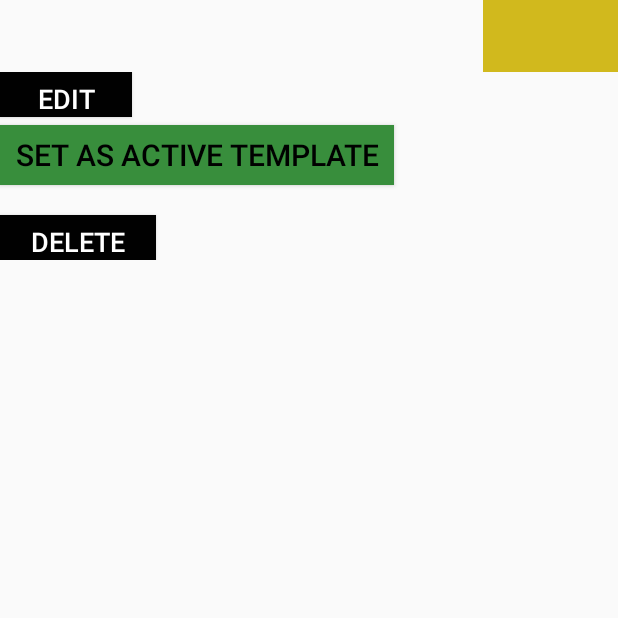
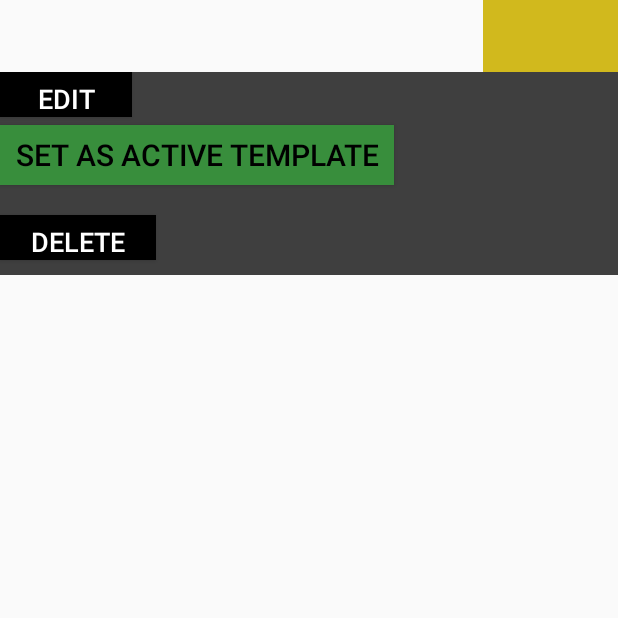
Before and after one commit to therealccarter/Liftdom, an Android app: the fragment SelectedTemplateFrag shown on its own in the app's theme, on a phone screen of 412 x 824 dp, the top half of it. Run offline under Robolectric (Android 15) with nearby library versions, the phone set to English and light mode, and no system bars; our stand-ins replace ButterKnife, Firebase (no records; nobody signed in at launch, a user with empty details on screens opened directly).

Commit message:
Selected Template Work done for now

```diff
--- a/app/src/main/java/com/liftdom/template_housing/SelectedTemplateFrag.java
+++ b/app/src/main/java/com/liftdom/template_housing/SelectedTemplateFrag.java
@@ -53,7 +53,6 @@ public class SelectedTemplateFrag extends Fragment {
     DatabaseReference mRootRef = FirebaseDatabase.getInstance().getReference();
     String uid = FirebaseAuth.getInstance().getCurrentUser().getUid();
 
-
     @Override
     public View onCreateView(LayoutInflater inflater, ViewGroup container,
                              Bundle savedInstanceState) {
@@ -64,8 +63,6 @@ public class SelectedTemplateFrag extends Fragment {
 
         Typeface lobster = Typeface.createFromAsset(getActivity().getAssets(), "fonts/Lobster-Regular.ttf");
 
-        final DatabaseReference mRootRef = FirebaseDatabase.getInstance().getReference();
-        final String uid = FirebaseAuth.getInstance().getCurrentUser().getUid();
 
         selectedTemplateNameView.setText(templateName);
         selectedTemplateNameView.setTypeface(lobster);
@@ -76,9 +73,8 @@ public class SelectedTemplateFrag extends Fragment {
             selectedTemplateNameView.setTypeface(lobster);
         }
 
-        final DatabaseReference specificTemplateRef = mRootRef.child("templates").child(uid).child(templateName);
-
         if(savedInstanceState == null){
+            final DatabaseReference specificTemplateRef = mRootRef.child("templates").child(uid).child(templateName);
             specificTemplateRef.addValueEventListener(new ValueEventListener() {
                 @Override
                 public void onDataChange(DataSnapshot dataSnapshot) {
@@ -90,47 +86,10 @@ public class SelectedTemplateFrag extends Fragment {
                                 .beginTransaction();
                         HousingDoWFrag housingDoWFrag = new HousingDoWFrag();
                         housingDoWFrag.dOWString = daysOfTheWeek;
+                        housingDoWFrag.templateName = templateName;
                         fragmentTransaction.add(R.id.templateListedView,
                                 housingDoWFrag);
                         fragmentTransaction.commitAllowingStateLoss();
-
-                        DatabaseReference specificDaysRef = specificTemplateRef.child(daysOfTheWeek);
-
-                        specificDaysRef.addValueEventListener(new ValueEventListener() {
-                            @Override
-                            public void onDataChange(DataSnapshot dataSnapshot) {
-                                for(DataSnapshot dataSnapshot2 : dataSnapshot.getChildren()){
-                                    String value = dataSnapshot2.getValue(String.class);
-                                    if(isExerciseName(value)){
-
-                                        FragmentManager fragmentManager = getChildFragmentManager();
-                                        FragmentTransaction fragmentTransaction = fragmentManager
-                                                .beginTransaction();
-                                        HousingExNameFrag housingExNameFrag = new HousingExNameFrag();
-                                        housingExNameFrag.exNameString = value;
-                                        fragmentTransaction.add(R.id.templateListedView, housingExNameFrag);
-
-                                        fragmentTransaction.commitAllowingStateLoss();
-
-                                    }else{
-
-                                        FragmentManager fragmentManager = getChildFragmentManager();
-                                        FragmentTransaction fragmentTransaction = fragmentManager
-                                                .beginTransaction();
-                                        HousingSetSchemeFrag housingSetSchemeFrag = new HousingSetSchemeFrag();
-                                        housingSetSchemeFrag.setSchemeString = value;
-                                        fragmentTransaction.add(R.id.templateListedView, housingSetSchemeFrag);
-                                        fragmentTransaction.commitAllowingStateLoss();
-
-                                    }
-                                }
-                            }
-
-                            @Override
-                            public void onCancelled(DatabaseError databaseError) {
-
-                            }
-                        });
                     }
                 }
 
@@ -232,18 +191,6 @@ public class SelectedTemplateFrag extends Fragment {
     }
 
 
-    boolean isExerciseName(String input){
-        boolean isExercise = true;
 
-        if(input.length() != 0) {
-            char c = input.charAt(0);
-            if (Character.isDigit(c)) {
-                isExercise = false;
-            }
-        }
-
-        return isExercise;
-
-    }
 
 }
--- a/app/src/main/res/layout/fragment_housing_set_scheme.xml
+++ b/app/src/main/res/layout/fragment_housing_set_scheme.xml
@@ -1,6 +1,6 @@
 <LinearLayout xmlns:android="http://schemas.android.com/apk/res/android"
               xmlns:tools="http://schemas.android.com/tools"
-              android:layout_width="match_parent"
+              android:layout_width="wrap_content"
               android:layout_height="wrap_content"
               tools:context="com.liftdom.template_housing.TemplateHousingActivity"
               android:orientation="horizontal"
@@ -9,7 +9,7 @@
 >
     <TextView
             android:layout_width="wrap_content"
-            android:layout_height="match_parent"
+            android:layout_height="wrap_content"
             android:textSize="20sp"
             android:id="@+id/setSchemeString"
             android:textColor="@color/black"
@@ -20,7 +20,7 @@
 
     <TextView
             android:layout_width="wrap_content"
-            android:layout_height="match_parent"
+            android:layout_height="wrap_content"
             android:text="lbs"
             android:textColor="@color/black"
             android:paddingEnd="30dp"
--- a/app/src/main/res/layout/fragment_selected_template.xml
+++ b/app/src/main/res/layout/fragment_selected_template.xml
@@ -36,14 +36,17 @@
             xmlns:android="http://schemas.android.com/apk/res/android"
             xmlns:tools="http://schemas.android.com/tools"
             android:layout_width="match_parent"
-            android:layout_height="match_parent"
+            android:layout_height="wrap_content"
     >
 
         <LinearLayout
                 android:id="@+id/myChosenTemplateSecondaryContainer"
                 android:layout_width="match_parent"
-                android:layout_height="match_parent"
-                android:orientation="vertical">
+                android:layout_height="wrap_content"
+                android:orientation="vertical"
+                android:background="@color/transblack2"
+                android:layout_marginBottom="20dp"
+        >
 
 
 
@@ -100,7 +103,7 @@
                         android:background="@color/black"
                         android:layout_gravity="start"
                         android:layout_marginTop="10dp"
-
+                        android:layout_marginBottom="10dp"
                 />
 
         </LinearLayout>
--- a/app/src/main/res/values/colors.xml
+++ b/app/src/main/res/values/colors.xml
@@ -18,7 +18,7 @@
     <item name="darkgreen" type="color">#FF669900</item>
     <item name="darkorange" type="color">#FFFF8800</item>
     <item name="darkred" type="color">#FFCC0000</item>
-    <item name="black" type="color">#fe000000</item>
+    <item name="black" type="color">#000000</item>
     <item name="white" type="color">#FFFFFF</item>
     <color name="darkerGrey" type="color">#1d1d1d</color>
     <color name="darkgrey" type="color">#bb040404</color>
@@ -29,6 +29,8 @@
 
     <color name="grey_100">#F5F5F5</color>
     <color name="grey_300">#E0E0E0</color>
+    <color name="transblack2">#bf000000</color>
+    <color name="liftrGold2">#a79413</color>
 
     <item name="backgroundgrey1" type="color">#454545</item>
 
```
Also changed, not shown: app/src/main/java/com/liftdom/template_housing/HousingDoWFrag.java (+86 -0 lines), app/src/main/java/com/liftdom/template_housing/HousingExNameFrag.java (+15 -0 lines), app/src/main/java/com/liftdom/template_housing/HousingSetSchemeFrag.java (+13 -0 lines), app/src/main/java/com/liftdom/template_housing/MyTemplatesFrag.java (+51 -0 lines), app/src/main/java/com/liftdom/template_housing/TemplateListItem.java (+8 -3 lines), app/src/main/res/layout/fragment_housing_do_w.xml (+14 -4 lines), app/src/main/res/layout/fragment_housing_ex_name.xml (+5 -4 lines).
